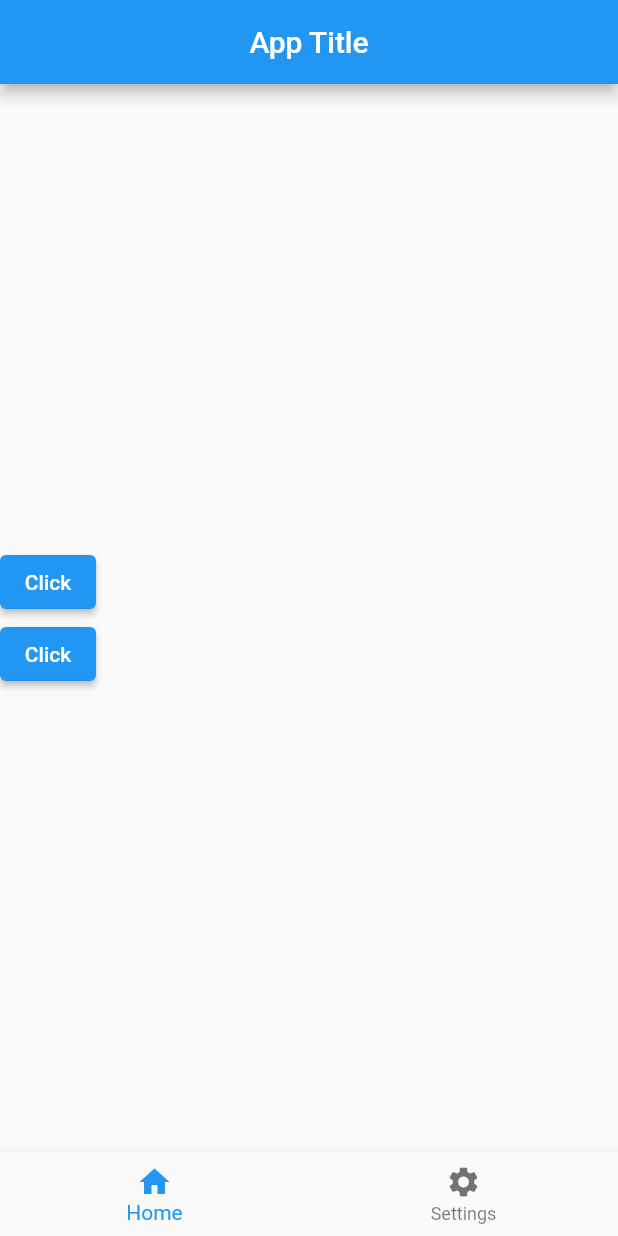
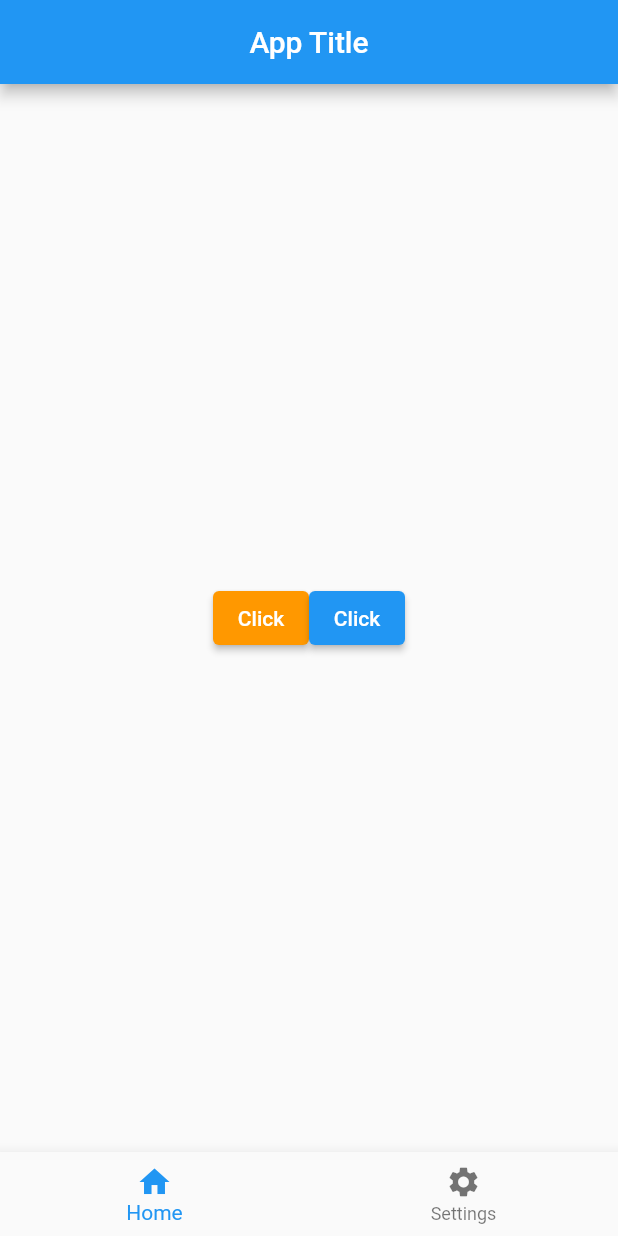
Before and after one commit to SanjukumarPukale/FlutterProjects, a Flutter app: the screen it shows after launch, on a phone screen of 412 x 824 dp. Run offline on Flutter 3.47's test engine with Material 2 defaults, Android fonts, the light colour scheme and no system bars.

```diff
--- a/flutter_app_testing/lib/main.dart
+++ b/flutter_app_testing/lib/main.dart
@@ -29,11 +29,15 @@ class _MyAppState extends State<MyApp> {
         body: Center(
           child: SizedBox(
             width: double.infinity,
-            child: Column(
+            child: Row(
               mainAxisAlignment: MainAxisAlignment.center,       // vertical shift
               crossAxisAlignment: CrossAxisAlignment.start,     // horizantal shift
               children: [
                 ElevatedButton(
+                  style: ElevatedButton.styleFrom(
+                    onPrimary: Colors.white,
+                    primary: Colors.orange,
+                  ),
                   onPressed: () {
                     setState(() {
                       buttonName = 'Clicked';     // when clicked on the button the state will be change from click to clicked, to do this we have to use stateful widget, setState()
```
